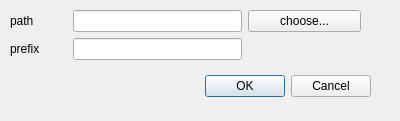
First picture: the form in DlgChoosePathAndPrefix.ui, repository ChrisHal/PMbrowser, before the edit.
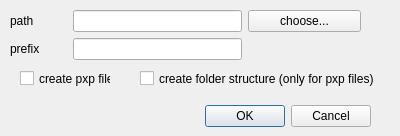
Second picture: the form after the edit.

Commit message: Add option to export to Igor packed file (pxp).

```diff
--- a/DlgChoosePathAndPrefix.ui
+++ b/DlgChoosePathAndPrefix.ui
@@ -7,7 +7,7 @@
     <x>0</x>
     <y>0</y>
     <width>400</width>
-    <height>121</height>
+    <height>136</height>
    </rect>
   </property>
   <property name="windowTitle">
@@ -17,7 +17,7 @@
    <property name="geometry">
     <rect>
      <x>30</x>
-     <y>70</y>
+     <y>100</y>
      <width>341</width>
      <height>32</height>
     </rect>
@@ -81,6 +81,35 @@
     </item>
    </layout>
   </widget>
+  <widget class="QCheckBox" name="checkBox_pxp_export">
+   <property name="enabled">
+    <bool>true</bool>
+   </property>
+   <property name="geometry">
+    <rect>
+     <x>20</x>
+     <y>70</y>
+     <width>91</width>
+     <height>17</height>
+    </rect>
+   </property>
+   <property name="text">
+    <string>create pxp file</string>
+   </property>
+  </widget>
+  <widget class="QCheckBox" name="checkBox_create_datafolders">
+   <property name="geometry">
+    <rect>
+     <x>140</x>
+     <y>70</y>
+     <width>241</width>
+     <height>17</height>
+    </rect>
+   </property>
+   <property name="text">
+    <string>create folder structure (only for pxp files)</string>
+   </property>
+  </widget>
  </widget>
  <resources/>
  <connections>
```
The commit also changes 7 other files.
